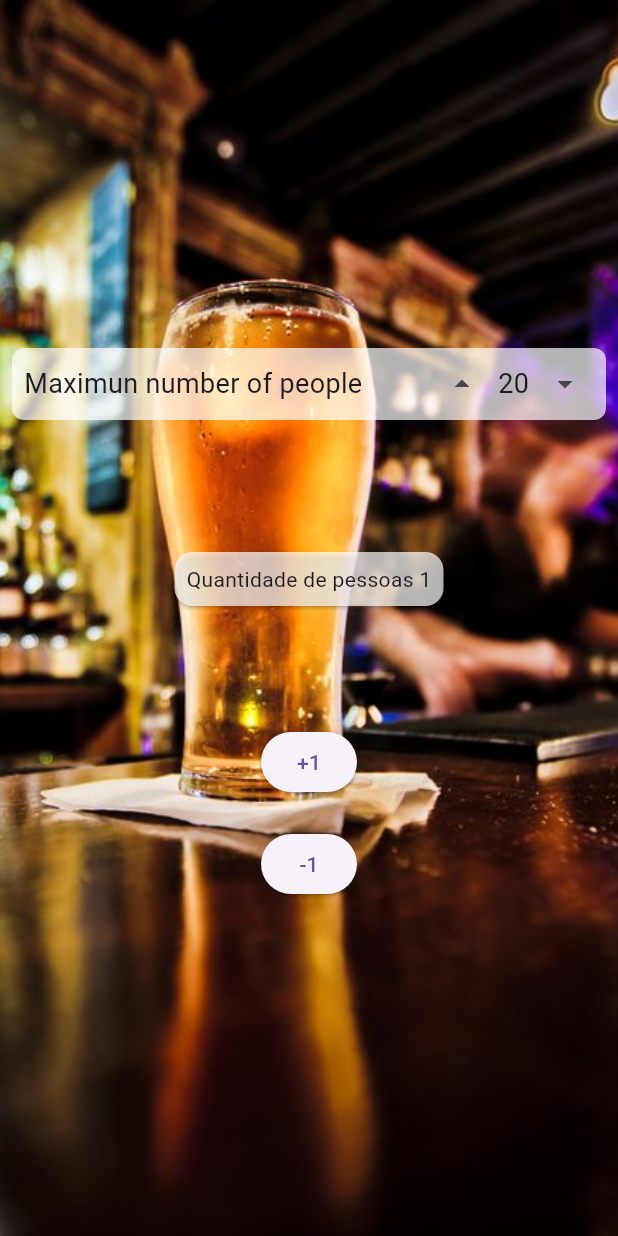
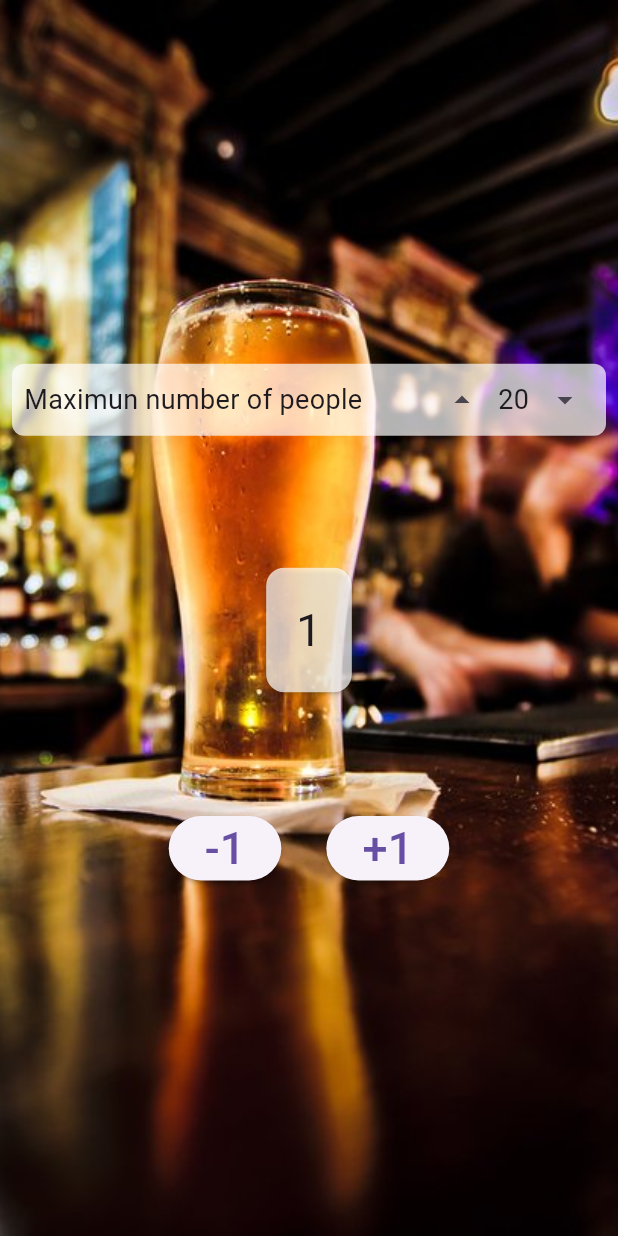
Before and after one commit to KennedyCreative/counter_people, a Flutter app: the screen it shows after launch, on a phone screen of 412 x 824 dp. Run offline on Flutter 3.47's test engine with Material 3 defaults, Android fonts, the phone set to English and light mode, and no system bars.

Commit message:
New design

```diff
--- a/lib/main.dart
+++ b/lib/main.dart
@@ -84,17 +84,31 @@ class _CounterPeopleState extends State<CounterPeople> {
                       margin: const EdgeInsets.symmetric(vertical: 80),
                       color: attentionManyPeople ? Colors.redAccent : Colors.white70,
                       child: Padding(
-                        padding: const EdgeInsets.all(8.0),
-                        child: Text('Quantidade de pessoas $peopleCount'),
+                        padding: const EdgeInsets.all(20),
+                        child: Text(
+                          peopleCount.toString(),
+                          style: const TextStyle(fontSize: 30),
+                        ),
                       )),
-                  ElevatedButton(
-                    onPressed: majorNumberPeopleIs ? null : oneMore,
-                    child: const Text('+1'),
-                  ),
-                  const SizedBox(height: 20),
-                  ElevatedButton(
-                    onPressed: minorZeroIs ? null : oneLess,
-                    child: const Text('-1'),
+                  Row(
+                    mainAxisAlignment: MainAxisAlignment.center,
+                    children: [
+                      ElevatedButton(
+                        onPressed: minorZeroIs ? null : oneLess,
+                        child: const Text(
+                          '-1',
+                          style: TextStyle(fontSize: 30),
+                        ),
+                      ),
+                      const SizedBox(width: 30),
+                      ElevatedButton(
+                        onPressed: majorNumberPeopleIs ? null : oneMore,
+                        child: const Text(
+                          '+1',
+                          style: TextStyle(fontSize: 30),
+                        ),
+                      ),
+                    ],
                   ),
                 ],
               ),
```
